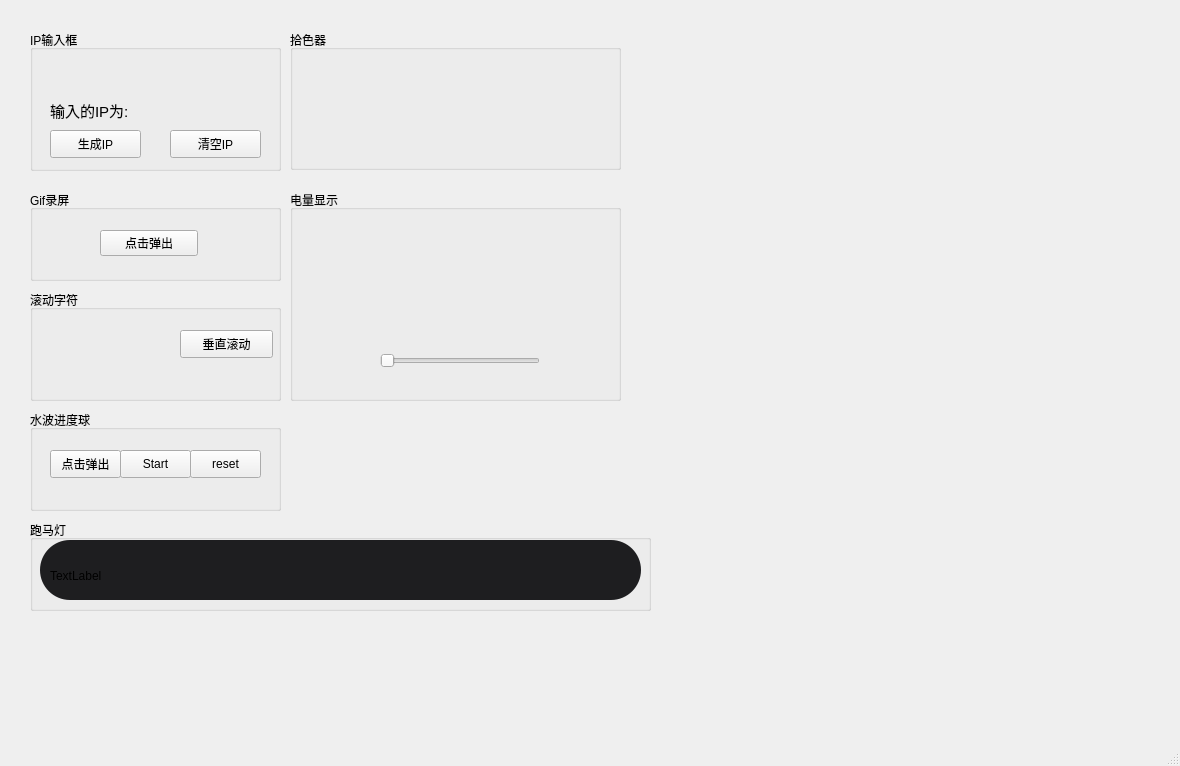
This is mainwindow.ui in TURIING/QtDemo as Qt 5 draws it before an edit. The edited form follows.
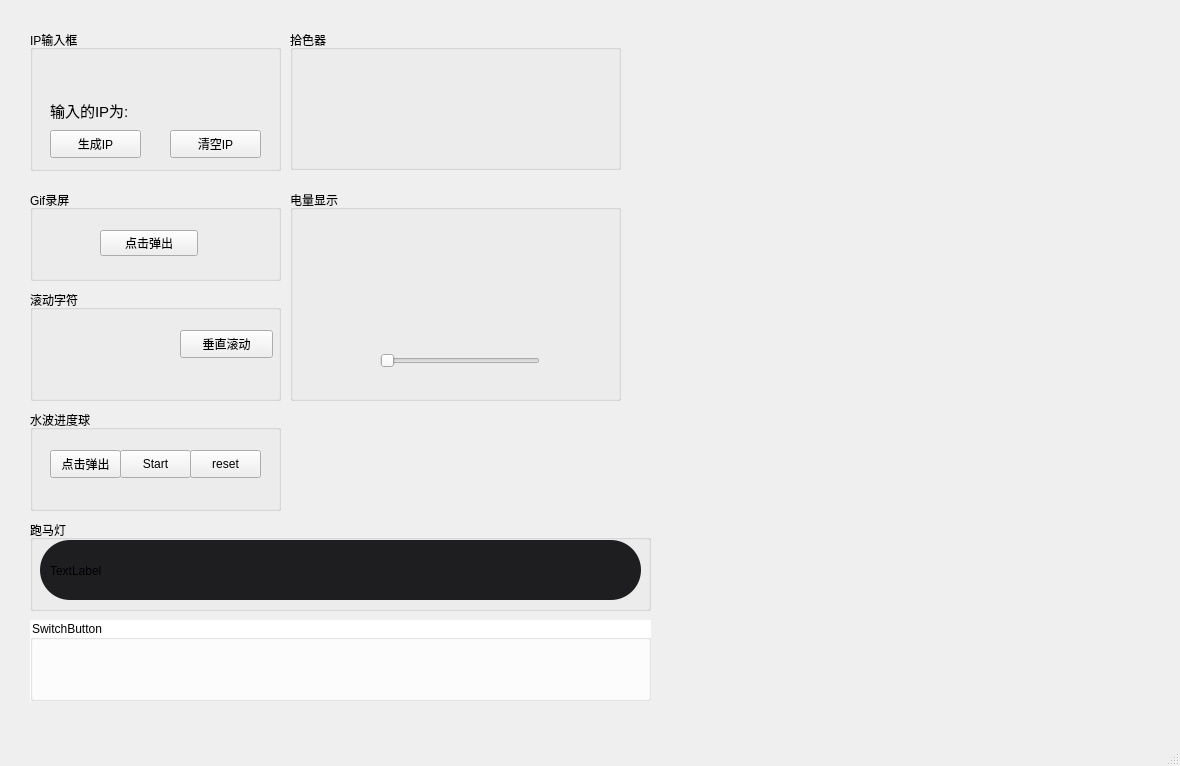
This is the edited form. Custom widgets are drawn as their Qt base class.

Commit message: feat: 实现按钮切换组

What changed in the file:
```diff
--- a/mainwindow.ui
+++ b/mainwindow.ui
@@ -311,7 +311,7 @@
       <property name="geometry">
        <rect>
         <x>10</x>
-        <y>20</y>
+        <y>15</y>
         <width>581</width>
         <height>31</height>
        </rect>
@@ -325,6 +325,125 @@
      </widget>
     </widget>
    </widget>
+   <widget class="QGroupBox" name="groupBox_8">
+    <property name="geometry">
+     <rect>
+      <x>30</x>
+      <y>620</y>
+      <width>621</width>
+      <height>81</height>
+     </rect>
+    </property>
+    <property name="palette">
+     <palette>
+      <active>
+       <colorrole role="Button">
+        <brush brushstyle="SolidPattern">
+         <color alpha="255">
+          <red>255</red>
+          <green>255</green>
+          <blue>255</blue>
+         </color>
+        </brush>
+       </colorrole>
+       <colorrole role="Base">
+        <brush brushstyle="SolidPattern">
+         <color alpha="255">
+          <red>255</red>
+          <green>255</green>
+          <blue>255</blue>
+         </color>
+        </brush>
+       </colorrole>
+       <colorrole role="Window">
+        <brush brushstyle="SolidPattern">
+         <color alpha="255">
+          <red>255</red>
+          <green>255</green>
+          <blue>255</blue>
+         </color>
+        </brush>
+       </colorrole>
+      </active>
+      <inactive>
+       <colorrole role="Button">
+        <brush brushstyle="SolidPattern">
+         <color alpha="255">
+          <red>255</red>
+          <green>255</green>
+          <blue>255</blue>
+         </color>
+        </brush>
+       </colorrole>
+       <colorrole role="Base">
+        <brush brushstyle="SolidPattern">
+         <color alpha="255">
+          <red>255</red>
+          <green>255</green>
+          <blue>255</blue>
+         </color>
+        </brush>
+       </colorrole>
+       <colorrole role="Window">
+        <brush brushstyle="SolidPattern">
+         <color alpha="255">
+          <red>255</red>
+          <green>255</green>
+          <blue>255</blue>
+         </color>
+        </brush>
+       </colorrole>
+      </inactive>
+      <disabled>
+       <colorrole role="Button">
+        <brush brushstyle="SolidPattern">
+         <color alpha="255">
+          <red>255</red>
+          <green>255</green>
+          <blue>255</blue>
+         </color>
+        </brush>
+       </colorrole>
+       <colorrole role="Base">
+        <brush brushstyle="SolidPattern">
+         <color alpha="255">
+          <red>255</red>
+          <green>255</green>
+          <blue>255</blue>
+         </color>
+        </brush>
+       </colorrole>
+       <colorrole role="Window">
+        <brush brushstyle="SolidPattern">
+         <color alpha="255">
+          <red>255</red>
+          <green>255</green>
+          <blue>255</blue>
+         </color>
+        </brush>
+       </colorrole>
+      </disabled>
+     </palette>
+    </property>
+    <property name="styleSheet">
+     <string notr="true">#groupBox_8{
+	background-color:#ffffff;
+}</string>
+    </property>
+    <property name="title">
+     <string>SwitchButton</string>
+    </property>
+    <widget class="SwitchButton" name="widgetSwitchButton" native="true">
+     <property name="geometry">
+      <rect>
+       <x>10</x>
+       <y>30</y>
+       <width>601</width>
+       <height>35</height>
+      </rect>
+     </property>
+    </widget>
+   </widget>
   </widget>
   <widget class="QMenuBar" name="menubar">
    <property name="geometry">
@@ -368,6 +487,12 @@
    <extends>QLabel</extends>
    <header>Marquee.h</header>
   </customwidget>
+  <customwidget>
+   <class>SwitchButton</class>
+   <extends>QWidget</extends>
+   <header>SwitchButton.h</header>
+   <container>1</container>
+  </customwidget>
  </customwidgets>
  <resources/>
  <connections/>
```
The commit also changes 7 other files.
